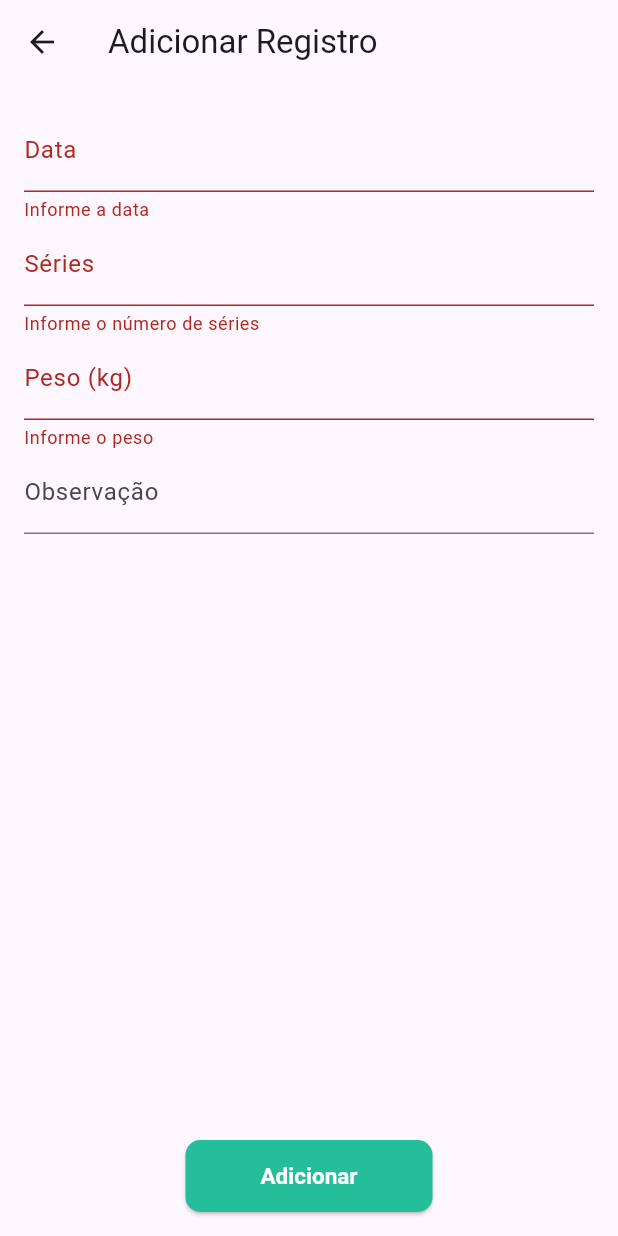
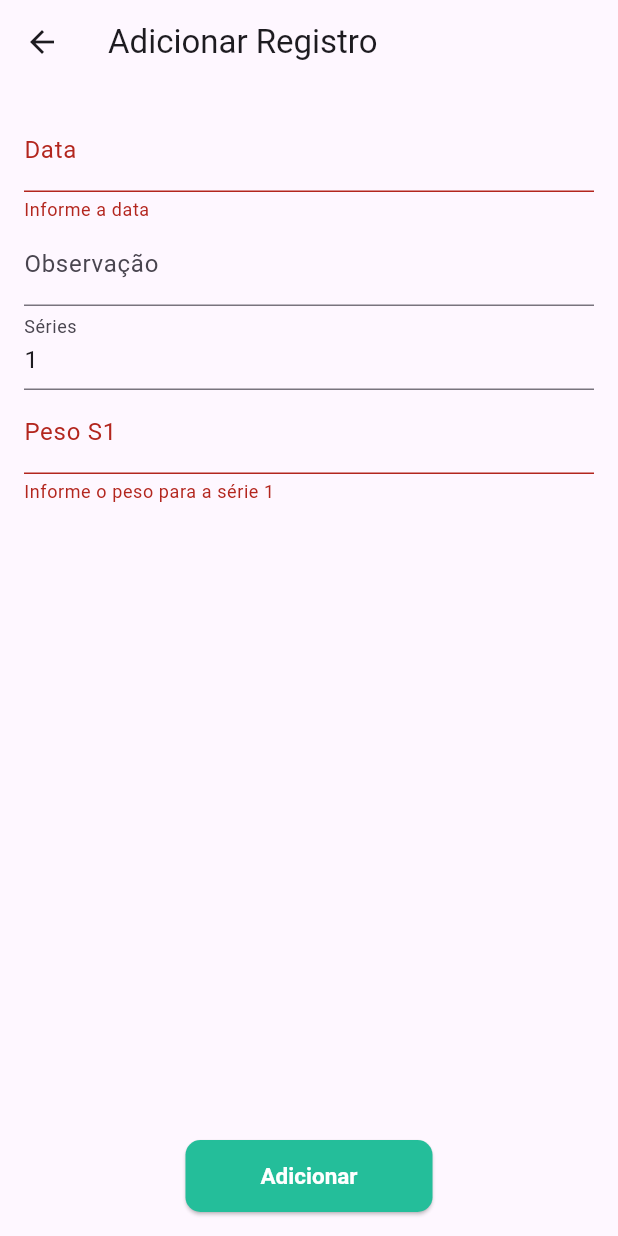
Before and after one commit to isabela-tvitek/EvoluGym, a Flutter app: the AddExerciseRecordScreen screen opened directly with empty values, after a tap on "Adicionar", on a phone screen of 412 x 824 dp. Run offline on Flutter 3.47's test engine with Material 3 defaults, Android fonts, the light colour scheme and no system bars; our stand-ins replace dio, retrofit; generated files the repository leaves out were written again.

Commit message:
ajustando campo de peso conforme numero de serie

```diff
--- a/lib/models/exercise_record.dart
+++ b/lib/models/exercise_record.dart
@@ -8,7 +8,7 @@ class ExerciseRecord {
   final int exerciseId;
   final String date;
   final int series;
-  final double weight;
+  final Map<String, double> weight;
   final String? observation;
 
   ExerciseRecord({
--- a/lib/screens/add_exercise_record_screen.dart
+++ b/lib/screens/add_exercise_record_screen.dart
@@ -20,11 +20,14 @@ class _AddExerciseRecordScreenState extends State<AddExerciseRecordScreen> {
   final _formKey = GlobalKey<FormState>();
   late String _date;
   late int _series;
-  late double _weight;
+  late Map<String, double> _weight;
   late String _observation;
   late ExerciseRecordService _exerciseRecordService;
 
   TextEditingController _dateController = TextEditingController();
+  TextEditingController _seriesController = TextEditingController();
+
+  bool _isSeriesReduced = false;
 
   @override
   void initState() {
@@ -37,8 +40,13 @@ class _AddExerciseRecordScreenState extends State<AddExerciseRecordScreen> {
       _weight = widget.record!.weight;
       _observation = widget.record!.observation!;
       _dateController.text = _formatDateForDisplay(_date);
+      _seriesController.text = _series.toString();
     } else {
       _date = '';
+      _weight = {};
+      _series = 1;
+      _seriesController.text = '1';
+      _observation = '';
     }
   }
 
@@ -65,6 +73,27 @@ class _AddExerciseRecordScreenState extends State<AddExerciseRecordScreen> {
         _dateController.text = DateFormat('dd-MM-yyyy').format(picked);
       });
     }
+  }
+
+  void _updateWeightFields() {
+    setState(() {
+      int previousSeries = _series;
+      _series = int.parse(_seriesController.text);
+
+      _isSeriesReduced = _series < previousSeries;
+
+      if (_weight.length < _series) {
+        for (int i = _weight.length; i < _series; i++) {
+          _weight['S${i + 1}'] = 0.0;
+        }
+      } else if (_weight.length > _series) {
+        _weight.removeWhere((key, value) => int.parse(key.substring(1)) > _series);
+      }
+
+      if (_isSeriesReduced) {
+        _observation = '';
+      }
+    });
   }
 
   void _submitForm() {
@@ -104,6 +133,31 @@ class _AddExerciseRecordScreenState extends State<AddExerciseRecordScreen> {
     }
   }
 
+  List<Widget> _buildWeightFields() {
+    List<Widget> weightFields = [];
+    for (int i = 1; i <= _series; i++) {
+      weightFields.add(
+        TextFormField(
+          initialValue: _weight['S$i']?.toString(),
+          decoration: InputDecoration(labelText: 'Peso S$i'),
+          keyboardType: TextInputType.numberWithOptions(decimal: true),
+          onSaved: (value) {
+            if (value != null && value.isNotEmpty) {
+              _weight['S$i'] = double.parse(value);
+            }
+          },
+          validator: (value) {
+            if (value == null || value.isEmpty) {
+              return 'Informe o peso para a série $i';
+            }
+            return null;
+          },
+        ),
+      );
+    }
+    return weightFields;
+  }
+
   @override
   Widget build(BuildContext context) {
     return Scaffold(
@@ -131,10 +185,17 @@ class _AddExerciseRecordScreenState extends State<AddExerciseRecordScreen> {
                 },
               ),
               TextFormField(
-                initialValue: widget.record?.series.toString(),
+                initialValue: widget.record?.observation,
+                decoration: const InputDecoration(labelText: 'Observação'),
+                onSaved: (value) => _observation = value!,
+              ),
+              TextFormField(
+                controller: _seriesController,
                 decoration: const InputDecoration(labelText: 'Séries'),
                 keyboardType: TextInputType.number,
-                onSaved: (value) => _series = int.parse(value!),
+                onChanged: (value) {
+                  _updateWeightFields();
+                },
                 validator: (value) {
                   if (value == null || value.isEmpty) {
                     return 'Informe o número de séries';
@@ -142,23 +203,7 @@ class _AddExerciseRecordScreenState extends State<AddExerciseRecordScreen> {
                   return null;
                 },
               ),
-              TextFormField(
-                initialValue: widget.record?.weight.toString(),
-                decoration: const InputDecoration(labelText: 'Peso (kg)'),
-                keyboardType: const TextInputType.numberWithOptions(decimal: true),
-                onSaved: (value) => _weight = double.parse(value!),
-                validator: (value) {
-                  if (value == null || value.isEmpty) {
-                    return 'Informe o peso';
-                  }
-                  return null;
-                },
-              ),
-              TextFormField(
-                initialValue: widget.record?.observation,
-                decoration: const InputDecoration(labelText: 'Observação'),
-                onSaved: (value) => _observation = value!,
-              ),
+              ..._buildWeightFields(),
               const SizedBox(height: 20),
               const Spacer(),
               ElevatedButton(
```
Also changed, not shown: lib/models/exercise_record.g.dart.
